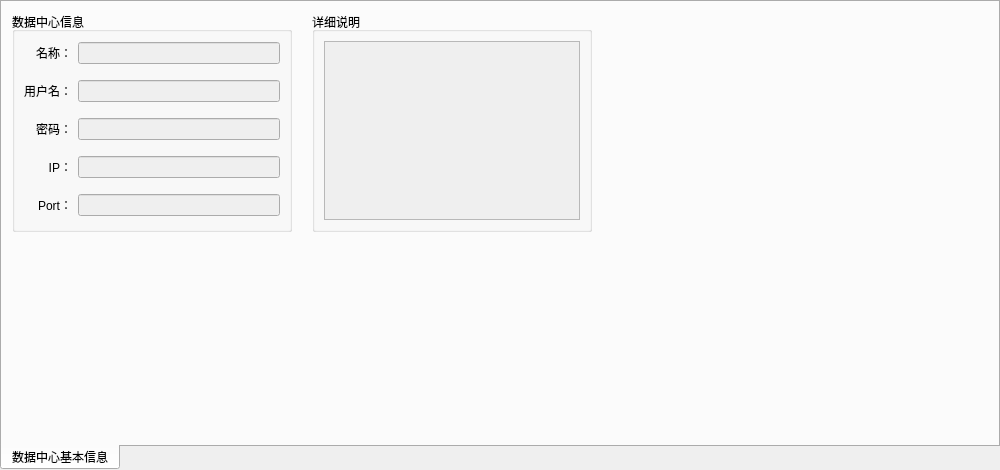
The window that widget/centerinfo_widget.ui (yanghang8612/SMAMMainUI) describes before a commit, drawn with Qt 5.
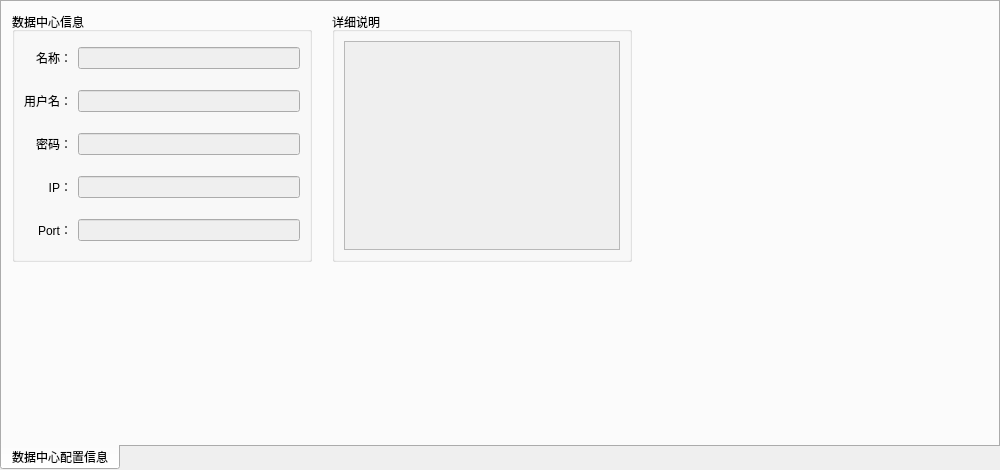
The same window after the commit.

Patch:
```diff
--- a/widget/centerinfo_widget.ui
+++ b/widget/centerinfo_widget.ui
@@ -15,15 +15,15 @@
   </property>
   <widget class="QWidget" name="tab">
    <attribute name="title">
-    <string>数据中心基本信息</string>
+    <string>数据中心配置信息</string>
    </attribute>
    <widget class="QGroupBox" name="verticalGroupBox">
     <property name="geometry">
      <rect>
-      <x>310</x>
+      <x>330</x>
       <y>10</y>
-      <width>280</width>
-      <height>220</height>
+      <width>300</width>
+      <height>250</height>
      </rect>
     </property>
     <property name="title">
@@ -44,8 +44,8 @@
      <rect>
       <x>10</x>
       <y>10</y>
-      <width>280</width>
-      <height>220</height>
+      <width>300</width>
+      <height>250</height>
      </rect>
     </property>
     <property name="title">
```
